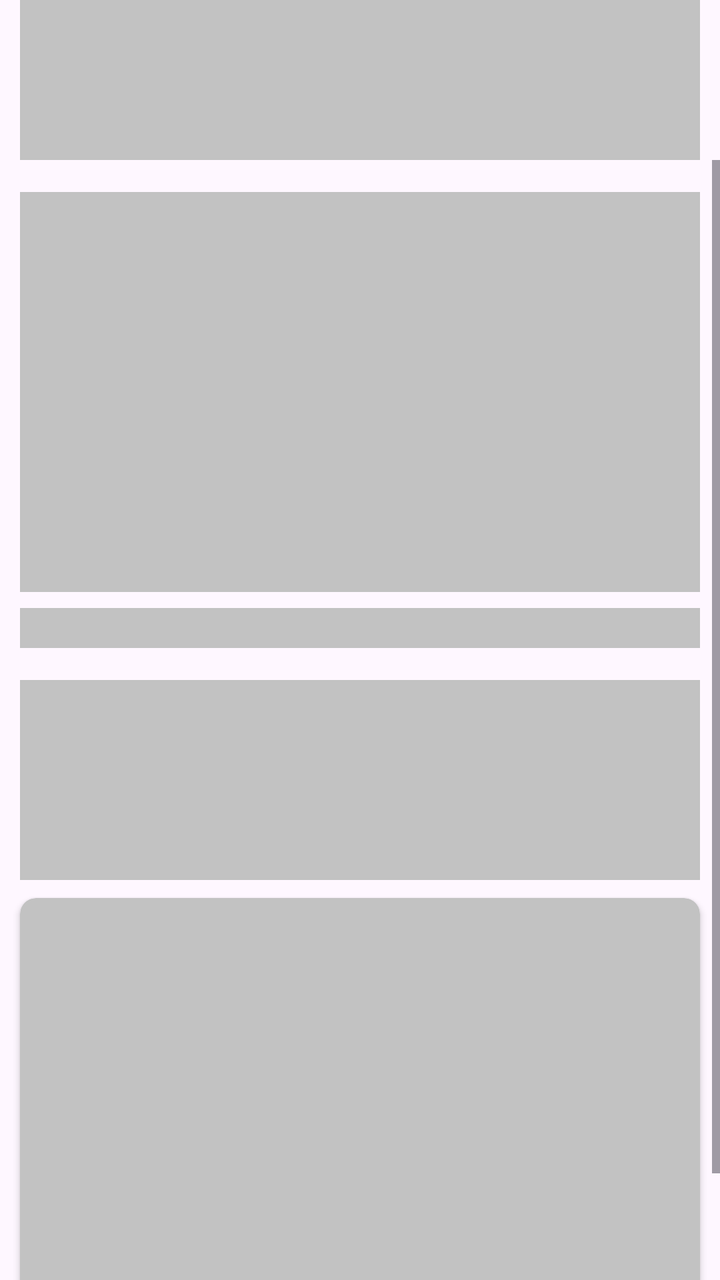
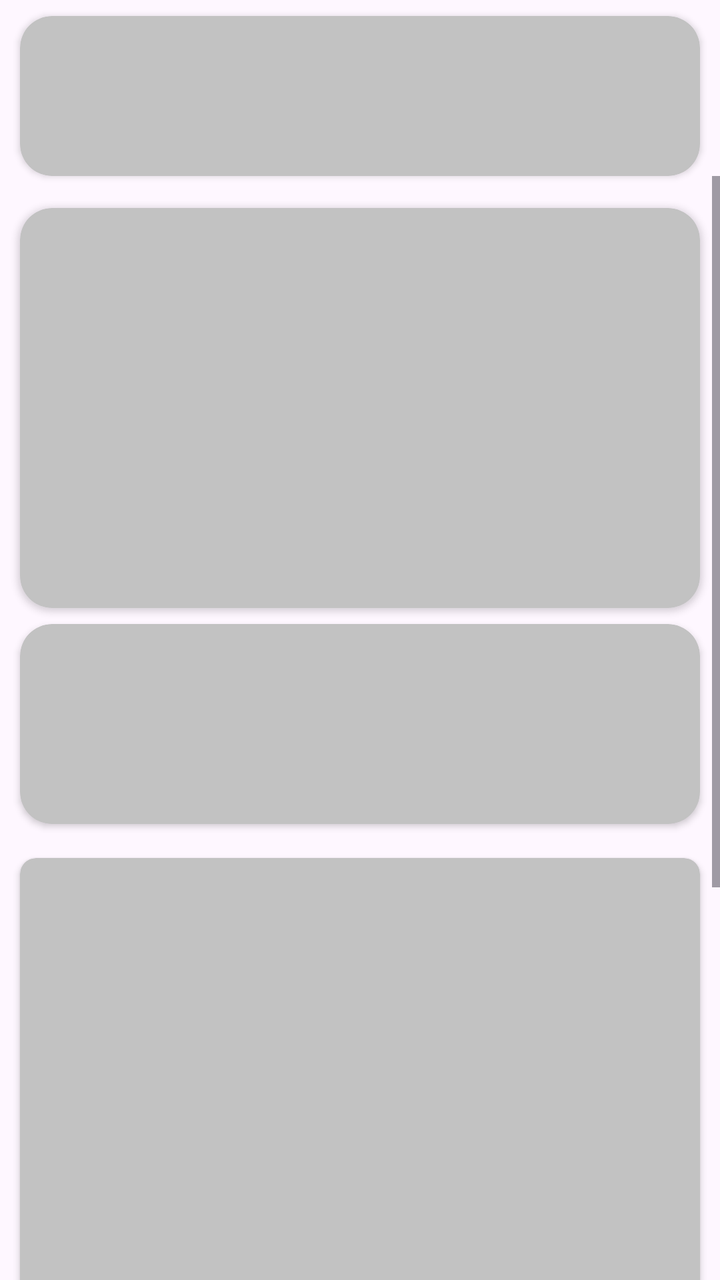

An Android layout rendered at two revisions. The XML below is the earlier revision; the diff shows what the commit changed to produce the second picture.
<!-- AndroidManifest.xml: application theme Theme.Grocerly -->
<!-- res/layout/fragment_home_shimmer.xml -->
<?xml version="1.0" encoding="utf-8"?>
<androidx.constraintlayout.widget.ConstraintLayout xmlns:android="http://schemas.android.com/apk/res/android"
    xmlns:app="http://schemas.android.com/apk/res-auto"
    xmlns:tools="http://schemas.android.com/tools"
    android:layout_width="match_parent"
    android:layout_height="match_parent"
    tools:context=".fragments.Home">


    <View
        android:id="@+id/viewany"
        android:layout_width="0dp"
        android:layout_height="80dp"
        android:background="@color/shimmerColor"
        app:layout_constraintEnd_toStartOf="@+id/guideline24"
        app:layout_constraintHorizontal_bias="0.5"
        app:layout_constraintStart_toStartOf="@+id/guideline23"
        app:layout_constraintTop_toTopOf="parent"
        >




    </View>


    <ScrollView
        android:layout_width="0dp"
        android:layout_height="0dp"
        android:fillViewport="true"
        app:layout_constraintBottom_toBottomOf="parent"
        app:layout_constraintEnd_toEndOf="parent"
        app:layout_constraintStart_toStartOf="parent"
        app:layout_constraintTop_toBottomOf="@+id/viewany">

        <androidx.constraintlayout.widget.ConstraintLayout
            android:layout_width="match_parent"
            android:layout_height="wrap_content"
            android:orientation="vertical">

            <androidx.viewpager2.widget.ViewPager2
                android:id="@+id/viewpgroffers"
                android:layout_width="0dp"
                android:layout_height="200dp"
                android:layout_marginTop="16dp"
                android:background="@color/shimmerColor"
                app:layout_constraintEnd_toStartOf="@+id/guideline22"
                app:layout_constraintHorizontal_bias="0.5"
                app:layout_constraintStart_toStartOf="@+id/guideline21"
                app:layout_constraintTop_toTopOf="parent" />

            <LinearLayout
                android:id="@+id/linearLayout2"
                android:layout_width="0dp"
                android:layout_height="20dp"
                android:layout_marginTop="8dp"
                android:background="@color/shimmerColor"
                android:gravity="center"
                android:orientation="horizontal"
                app:layout_constraintEnd_toStartOf="@+id/guideline22"
                app:layout_constraintHorizontal_bias="0.5"
                app:layout_constraintStart_toStartOf="@+id/guideline21"
                app:layout_constraintTop_toBottomOf="@+id/viewpgroffers">


            </LinearLayout>

            <View
                android:id="@+id/rcviewany"
                android:layout_width="0dp"
                android:layout_height="100dp"
                android:layout_marginTop="16dp"
                android:background="@color/shimmerColor"
                android:nestedScrollingEnabled="false"
                app:layout_constraintEnd_toStartOf="@+id/guideline22"
                app:layout_constraintStart_toStartOf="@+id/guideline21"
                app:layout_constraintTop_toBottomOf="@+id/linearLayout2" />

            <View
                android:id="@+id/view5"
                android:layout_width="match_parent"
                android:layout_height="1dp"
                app:layout_constraintEnd_toEndOf="parent"
                app:layout_constraintHorizontal_bias="0.5"
                app:layout_constraintStart_toStartOf="parent"
                app:layout_constraintTop_toBottomOf="@+id/rcviewany" />


            <androidx.cardview.widget.CardView
                android:layout_width="0dp"
                android:layout_height="250dp"
                android:layout_marginTop="8dp"
                android:backgroundTint="@color/shimmerColor"
                app:cardCornerRadius="8dp"
                app:layout_constraintBottom_toBottomOf="parent"
                app:layout_constraintEnd_toStartOf="@+id/guideline22"
                app:layout_constraintStart_toStartOf="@+id/guideline21"
                app:layout_constraintTop_toBottomOf="@+id/view5">

            </androidx.cardview.widget.CardView>


            <androidx.constraintlayout.widget.Guideline
                android:id="@+id/guideline21"
                android:layout_width="wrap_content"
                android:layout_height="wrap_content"
                android:orientation="vertical"
                app:layout_constraintGuide_begin="10dp" />

            <androidx.constraintlayout.widget.Guideline
                android:id="@+id/guideline22"
                android:layout_width="wrap_content"
                android:layout_height="wrap_content"
                android:orientation="vertical"
                app:layout_constraintGuide_end="10dp" />

        </androidx.constraintlayout.widget.ConstraintLayout>


    </ScrollView>

    <androidx.constraintlayout.widget.Guideline
        android:id="@+id/guideline23"
        android:layout_width="wrap_content"
        android:layout_height="wrap_content"
        android:orientation="vertical"
        app:layout_constraintGuide_begin="10dp" />

    <androidx.constraintlayout.widget.Guideline
        android:id="@+id/guideline24"
        android:layout_width="wrap_content"
        android:layout_height="wrap_content"
        android:orientation="vertical"
        app:layout_constraintGuide_end="10dp" />


</androidx.constraintlayout.widget.ConstraintLayout>
<!-- resources referenced by this layout -->
<resources>
  <color name="shimmerColor">#C2C2C2</color>
  <style name="Theme.Grocerly" parent="Base.Theme.Grocerly" />
  <style name="Base.Theme.Grocerly" parent="Theme.Material3.DayNight.NoActionBar">
  
              <item name="colorPrimary">@color/green</item>
              <item name="colorPrimaryContainer">@color/green</item>
  
              <item name="android:fitsSystemWindows">true</item>
              <item name="android:textColor">@color/black</item>
              <item name="fontFamily">@font/custom_font</item>
              <item name="textFillColor">@color/black</item>
  
              <item name="android:titleTextColor">@color/black</item>
              <item name="hintTextColor">@color/grey</item>
  
              <item name="android:windowLightStatusBar">true</item>
  
          </style>
  <color name="green">#0CA201</color>
  <color name="black">#FF000000</color>
  <color name="grey">#808080</color>
</resources>

<!-- the commit's change to res/layout/fragment_home_shimmer.xml (unified diff, before → after) -->
@@ -7,11 +7,13 @@
     tools:context=".fragments.Home">
 
 
-    <View
+    <androidx.cardview.widget.CardView
         android:id="@+id/viewany"
         android:layout_width="0dp"
         android:layout_height="80dp"
-        android:background="@color/shimmerColor"
+        android:layout_marginTop="8dp"
+        app:cardCornerRadius="16dp"
+        android:backgroundTint="@color/shimmerColor"
         app:layout_constraintEnd_toStartOf="@+id/guideline24"
         app:layout_constraintHorizontal_bias="0.5"
         app:layout_constraintStart_toStartOf="@+id/guideline23"
@@ -21,7 +23,7 @@
 
 
 
-    </View>
+    </androidx.cardview.widget.CardView>
 
 
     <ScrollView
@@ -38,43 +40,30 @@
             android:layout_height="wrap_content"
             android:orientation="vertical">
 
-            <androidx.viewpager2.widget.ViewPager2
+            <androidx.cardview.widget.CardView
                 android:id="@+id/viewpgroffers"
                 android:layout_width="0dp"
                 android:layout_height="200dp"
                 android:layout_marginTop="16dp"
-                android:background="@color/shimmerColor"
+                android:backgroundTint="@color/shimmerColor"
+                app:cardCornerRadius="16dp"
                 app:layout_constraintEnd_toStartOf="@+id/guideline22"
                 app:layout_constraintHorizontal_bias="0.5"
                 app:layout_constraintStart_toStartOf="@+id/guideline21"
                 app:layout_constraintTop_toTopOf="parent" />
 
-            <LinearLayout
-                android:id="@+id/linearLayout2"
-                android:layout_width="0dp"
-                android:layout_height="20dp"
-                android:layout_marginTop="8dp"
-                android:background="@color/shimmerColor"
-                android:gravity="center"
-                android:orientation="horizontal"
-                app:layout_constraintEnd_toStartOf="@+id/guideline22"
-                app:layout_constraintHorizontal_bias="0.5"
-                app:layout_constraintStart_toStartOf="@+id/guideline21"
-                app:layout_constraintTop_toBottomOf="@+id/viewpgroffers">
 
-
-            </LinearLayout>
-
-            <View
+            <androidx.cardview.widget.CardView
                 android:id="@+id/rcviewany"
                 android:layout_width="0dp"
                 android:layout_height="100dp"
-                android:layout_marginTop="16dp"
-                android:background="@color/shimmerColor"
+                android:layout_marginTop="8dp"
+                app:cardCornerRadius="16dp"
+                android:backgroundTint="@color/shimmerColor"
                 android:nestedScrollingEnabled="false"
                 app:layout_constraintEnd_toStartOf="@+id/guideline22"
                 app:layout_constraintStart_toStartOf="@+id/guideline21"
-                app:layout_constraintTop_toBottomOf="@+id/linearLayout2" />
+                app:layout_constraintTop_toBottomOf="@+id/viewpgroffers" />
 
             <View
                 android:id="@+id/view5"
@@ -87,15 +76,28 @@
 
 
             <androidx.cardview.widget.CardView
+                android:id="@+id/cardView8"
                 android:layout_width="0dp"
                 android:layout_height="250dp"
-                android:layout_marginTop="8dp"
+                android:layout_marginTop="16dp"
                 android:backgroundTint="@color/shimmerColor"
                 app:cardCornerRadius="8dp"
-                app:layout_constraintBottom_toBottomOf="parent"
                 app:layout_constraintEnd_toStartOf="@+id/guideline22"
                 app:layout_constraintStart_toStartOf="@+id/guideline21"
                 app:layout_constraintTop_toBottomOf="@+id/view5">
+
+            </androidx.cardview.widget.CardView>
+
+
+            <androidx.cardview.widget.CardView
+                android:layout_width="0dp"
+                android:layout_height="250dp"
+                android:layout_marginTop="16dp"
+                android:backgroundTint="@color/shimmerColor"
+                app:cardCornerRadius="8dp"
+                app:layout_constraintEnd_toStartOf="@+id/guideline22"
+                app:layout_constraintStart_toStartOf="@+id/guideline21"
+                app:layout_constraintTop_toBottomOf="@+id/cardView8">
 
             </androidx.cardview.widget.CardView>
 
